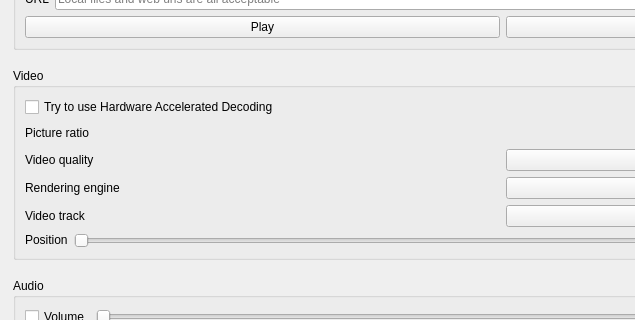
Before: the Qt Designer form src/forms/preferencesdialog.ui in wangwenx190/dynamic-desktop, drawn with Qt 5; both pictures show x 0 to 635 and y 237 to 557 of the 1006 by 855 pixel window.
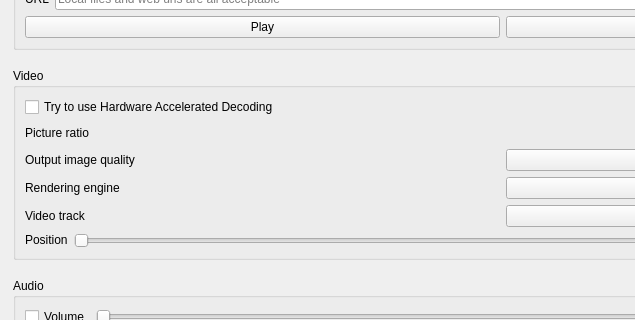
After: the same form once the commit is applied. Icons and pictures are not drawn. Custom widgets are drawn as their Qt base class.

The edit to the form file:
```diff
--- a/src/forms/preferencesdialog.ui
+++ b/src/forms/preferencesdialog.ui
@@ -486,7 +486,7 @@
            </sizepolicy>
           </property>
           <property name="text">
-           <string>Video quality</string>
+           <string>Output image quality</string>
           </property>
          </widget>
         </item>
```
